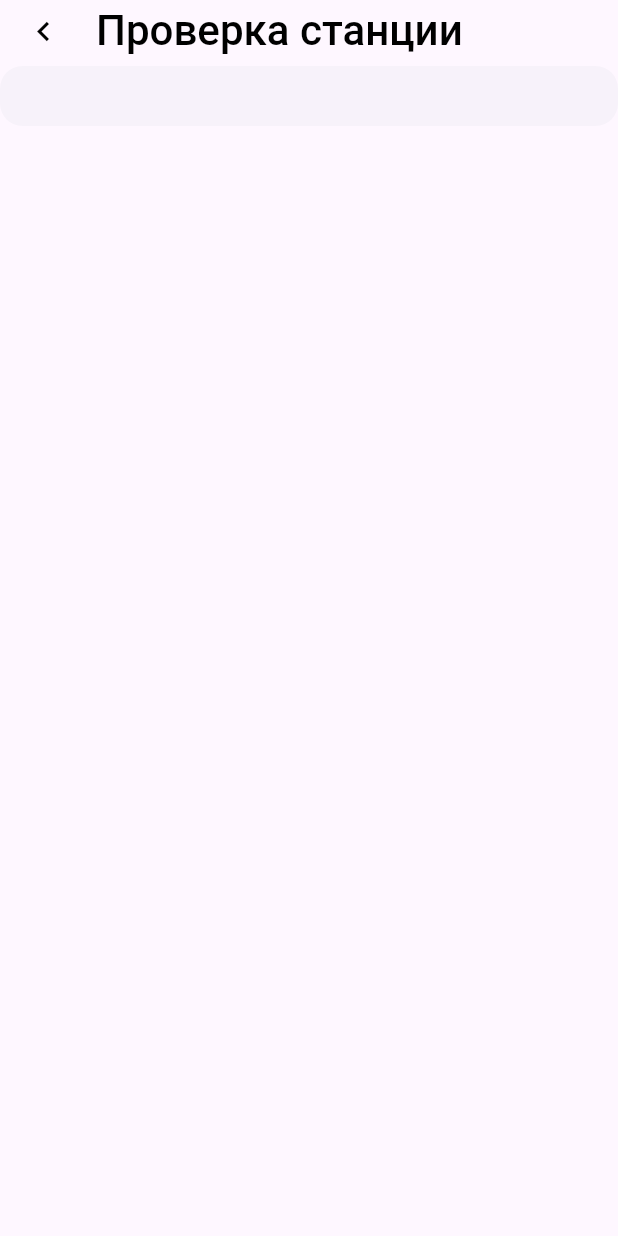
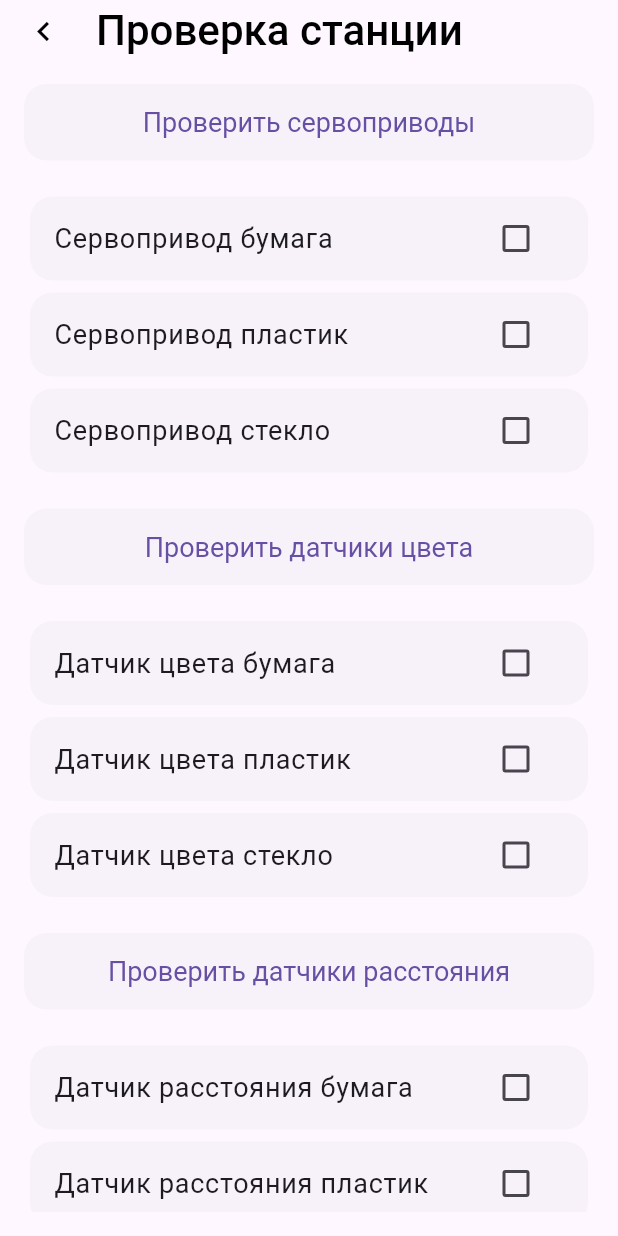
Before and after one commit to vadim-rm/NTOSmartCityMobile, a Flutter app: the BluetoothView screen opened directly, on a phone screen of 412 x 824 dp. Run offline on Flutter 3.47's test engine with Material 2 defaults, Android fonts, the phone set to English and light mode, and no system bars; our stand-ins replace bloc, cached_network_image, cloud_firestore, firebase_auth, firebase_core, firebase_storage and 4 more; missing offline and left inert: cloud_firestore_web, firebase_auth_web, firebase_core_web, firebase_storage_web, image_picker_for_web; accounts and stored records are empty.

Commit message:
StaffView added. Reports are sent to Firebase

```diff
--- a/lib/bloc/failure.dart
+++ b/lib/bloc/failure.dart
@@ -9,6 +9,7 @@ enum ErrorCode {
   INVALID_EMAIL,
   USER_NOT_CREATED,
   INTERNAL,
+  BLUETOOTH_ERROR,
 }
 
 class Failure {
--- /dev/null
+++ b/lib/bloc/staff/staff_event.dart
@@ -0,0 +1,20 @@
+import 'package:nagib_pay/types/trash_types.dart';
+import 'package:nagib_pay/types/sensors_types.dart';
+
+abstract class StaffEvent {}
+
+class ConnectBluetooth extends StaffEvent {}
+
+class CheckServo extends StaffEvent {}
+
+class ChangedCheckbox extends StaffEvent {
+  final SensorType sensorType;
+  final TrashType trashType;
+
+  ChangedCheckbox({
+    required this.sensorType,
+    required this.trashType,
+  });
+}
+
+class FormSubmitted extends StaffEvent {}
--- /dev/null
+++ b/lib/bloc/staff/staff_state.dart
@@ -0,0 +1,46 @@
+import 'package:flutter_blue/flutter_blue.dart';
+import 'package:nagib_pay/bloc/from_submission_status.dart';
+import 'package:nagib_pay/types/sensors_types.dart';
+import 'package:nagib_pay/types/trash_types.dart';
+
+class StaffState {
+  final bool isConnected;
+  final FlutterBlue flutterBlue = FlutterBlue.instance;
+  final FormSubmissionStatus formStatus;
+
+  final Map<SensorType, Map<TrashType, bool>> sensorsStatus;
+
+  StaffState({
+    this.isConnected = false,
+    this.sensorsStatus = const {
+      SensorType.servo: {
+        TrashType.glass: false,
+        TrashType.paper: false,
+        TrashType.plastic: false,
+      },
+      SensorType.color: {
+        TrashType.glass: false,
+        TrashType.paper: false,
+        TrashType.plastic: false,
+      },
+      SensorType.distance: {
+        TrashType.glass: false,
+        TrashType.paper: false,
+        TrashType.plastic: false,
+      },
+    },
+    this.formStatus = const InitialFormStatus(),
+  });
+
+  StaffState copyWith({
+    bool? isConnected,
+    Map<SensorType, Map<TrashType, bool>>? sensorsStatus,
+    FormSubmissionStatus? formStatus,
+  }) {
+    return StaffState(
+      isConnected: isConnected ?? this.isConnected,
+      sensorsStatus: sensorsStatus ?? this.sensorsStatus,
+      formStatus: formStatus ?? this.formStatus,
+    );
+  }
+}
--- /dev/null
+++ b/lib/types/sensors_types.dart
@@ -0,0 +1,31 @@
+enum SensorType {
+  servo,
+  color,
+  distance,
+}
+
+extension GetDescription on SensorType {
+  String getDescription() {
+    switch (this) {
+      case SensorType.servo:
+        return "Сервопривод";
+      case SensorType.color:
+        return "Датчик цвета";
+      case SensorType.distance:
+        return "Датчик расстояния";
+    }
+  }
+}
+
+extension GetString on SensorType {
+  String getString() {
+    switch (this) {
+      case SensorType.servo:
+        return "servo";
+      case SensorType.color:
+        return "color";
+      case SensorType.distance:
+        return "distance";
+    }
+  }
+}
--- a/lib/views/profile/profile.dart
+++ b/lib/views/profile/profile.dart
@@ -59,7 +59,10 @@ class ProfileView extends StatelessWidget {
 
                 return ListView(
                   children: [
-                    ProfileCard(user: newUser, showRole: true,),
+                    ProfileCard(
+                      user: newUser,
+                      showRole: true,
+                    ),
                   ],
                 );
               },
--- a/lib/views/staff/bluetooth_view.dart
+++ b/lib/views/staff/bluetooth_view.dart
@@ -1,4 +1,13 @@
 import 'package:flutter/material.dart';
+import 'package:flutter_bloc/flutter_bloc.dart';
+import 'package:nagib_pay/bloc/from_submission_status.dart';
+import 'package:nagib_pay/bloc/staff/staff_bloc.dart';
+import 'package:nagib_pay/bloc/staff/staff_event.dart';
+import 'package:nagib_pay/bloc/staff/staff_state.dart';
+import 'package:nagib_pay/repository/staff_repository.dart';
+import 'package:nagib_pay/types/sensors_types.dart';
+import 'package:nagib_pay/types/trash_types.dart';
+import 'package:nagib_pay/widgets/checkbox_card.dart';
 import 'package:nagib_pay/widgets/custom_appbar.dart';
 import 'package:nagib_pay/widgets/rounded_button.dart';
 
@@ -9,12 +18,125 @@ class BluetoothView extends StatelessWidget {
   Widget build(BuildContext context) {
     return Scaffold(
       appBar: CustomAppBar(title: const Text("Проверка станции")),
-      body: ListView(
-        children: [
-          RoundedButton(
-            onPressed: () {},
+      body: Padding(
+        padding: const EdgeInsets.all(16.0),
+        child: BlocProvider(
+          create: (context) => StaffBloc(
+            staffRepository: context.read<StaffRepository>(),
           ),
-        ],
+          child: BlocBuilder<StaffBloc, StaffState>(
+            builder: (context, state) {
+              if (state.isConnected) {
+                return Center(
+                  child: RoundedButton(
+                    onPressed: () {
+                      context.read<StaffBloc>().add(ConnectBluetooth());
+                    },
+                    text: "Подключиться к станции",
+                  ),
+                );
+              }
+              return ListView(
+                children: [
+                  Column(
+                    children: [
+                      RoundedButton(
+                        onPressed: () {
+                          context.read<StaffBloc>().add(CheckServo());
+                        },
+                        text: "Проверить сервоприводы",
+                      ),
+                      const SizedBox(
+                        height: 20,
+                      ),
+                      const CheckboxCard(
+                        sensorType: SensorType.servo,
+                        trashType: TrashType.paper,
+                      ),
+                      const CheckboxCard(
+                        sensorType: SensorType.servo,
+                        trashType: TrashType.plastic,
+                      ),
+                      const CheckboxCard(
+                        sensorType: SensorType.servo,
+                        trashType: TrashType.glass,
+                      ),
+                    ],
+                  ),
+                  const SizedBox(
+                    height: 20,
+                  ),
+                  Column(
+                    children: [
+                      RoundedButton(
+                        onPressed: () {
+                          context.read<StaffBloc>().add(CheckServo());
+                        },
+                        text: "Проверить датчики цвета",
+                      ),
+                      const SizedBox(
+                        height: 20,
+                      ),
+                      const CheckboxCard(
+                        sensorType: SensorType.color,
+                        trashType: TrashType.paper,
+                      ),
+                      const CheckboxCard(
+                        sensorType: SensorType.color,
+                        trashType: TrashType.plastic,
+                      ),
+                      const CheckboxCard(
+                        sensorType: SensorType.color,
+                        trashType: TrashType.glass,
+                      ),
+                    ],
+                  ),
+                  const SizedBox(
+                    height: 20,
+                  ),
+                  Column(
+                    children: [
+                      RoundedButton(
+                        onPressed: () {
+                          context.read<StaffBloc>().add(CheckServo());
+                        },
+                        text: "Проверить датчики расстояния",
+                      ),
+                      const SizedBox(
+                        height: 20,
+                      ),
+                      const CheckboxCard(
+                        sensorType: SensorType.distance,
+                        trashType: TrashType.paper,
+                      ),
+                      const CheckboxCard(
+                        sensorType: SensorType.distance,
+                        trashType: TrashType.plastic,
+                      ),
+                      const CheckboxCard(
+                        sensorType: SensorType.distance,
+                        trashType: TrashType.glass,
+                      ),
+                    ],
+                  ),
+                  const SizedBox(
+                    height: 20,
+                  ),
+                  (state.formStatus is FormSubmitting)
+                      ? const RoundedButton(
+                          onPressed: null,
+                          text: "Отправляем отчет",
+                        )
+                      : RoundedButton(
+                          onPressed: () =>
+                              context.read<StaffBloc>().add(FormSubmitted()),
+                          text: "Отправить отчет",
+                        ),
+                ],
+              );
+            },
+          ),
+        ),
       ),
     );
   }
--- /dev/null
+++ b/lib/widgets/checkbox_card.dart
@@ -0,0 +1,46 @@
+import 'package:flutter/material.dart';
+import 'package:flutter/widgets.dart';
+import 'package:flutter_bloc/flutter_bloc.dart';
+import 'package:nagib_pay/bloc/staff/staff_bloc.dart';
+import 'package:nagib_pay/bloc/staff/staff_event.dart';
+import 'package:nagib_pay/bloc/staff/staff_state.dart';
+import 'package:nagib_pay/types/sensors_types.dart';
+import 'package:nagib_pay/types/trash_types.dart';
+
+class CheckboxCard extends StatelessWidget {
+  final TrashType trashType;
+  final SensorType sensorType;
+
+  const CheckboxCard({
+    required this.trashType,
+    required this.sensorType,
+    Key? key,
+  }) : super(key: key);
+
+  String getTitle() {
+    return "${sensorType.getDescription()} ${trashType.getDescription().toLowerCase()}";
+  }
+
+  @override
+  Widget build(BuildContext context) {
+    return BlocBuilder<StaffBloc, StaffState>(
+      builder: (context, state) {
+        return Card(
+          child: ListTile(
+            leading: Text(
+              getTitle(),
+              style: Theme.of(context).textTheme.bodyText1,
+            ),
+            trailing: Checkbox(
+              value: state.sensorsStatus[sensorType]![trashType],
+              onChanged: (_) {
+                context.read<StaffBloc>().add(ChangedCheckbox(
+                    sensorType: sensorType, trashType: trashType));
+              },
+            ),
+          ),
+        );
+      },
+    );
+  }
+}
```
Also changed, not shown: lib/bloc/staff/staff_bloc.dart (added, +84 -0 lines), lib/repository/staff_repository.dart (+97 -0 lines), lib/types/trash_types.dart (added, +27 -0 lines), lib/views/auth/navigation_view.dart (+7 -5 lines), 7 other files.
